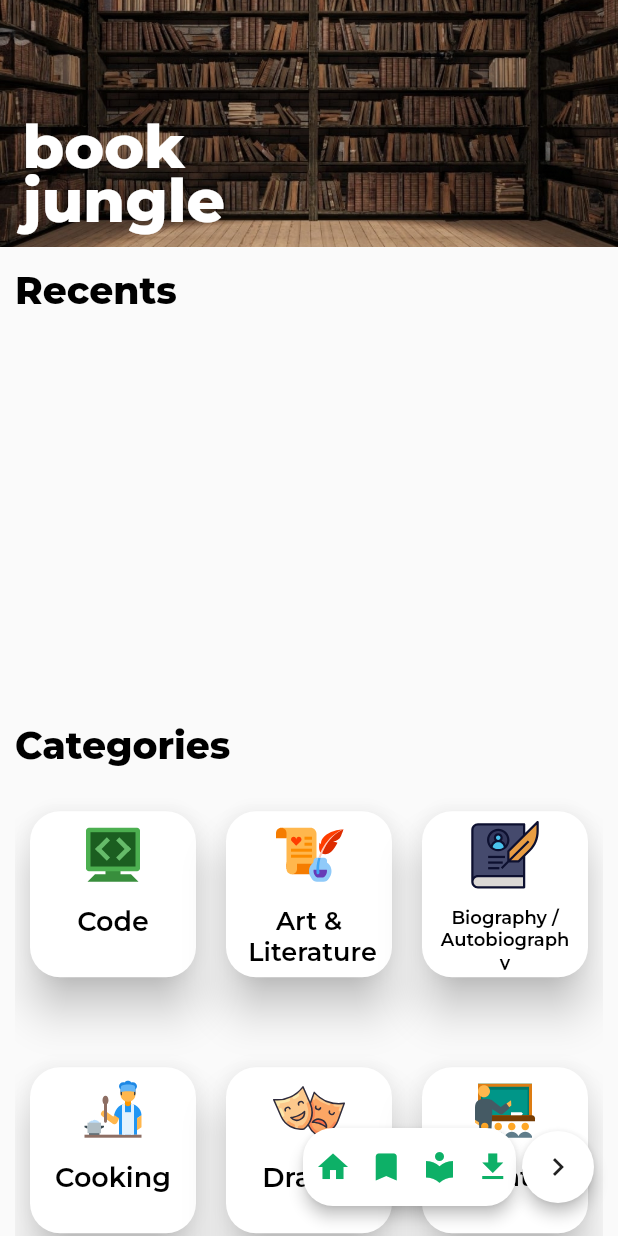
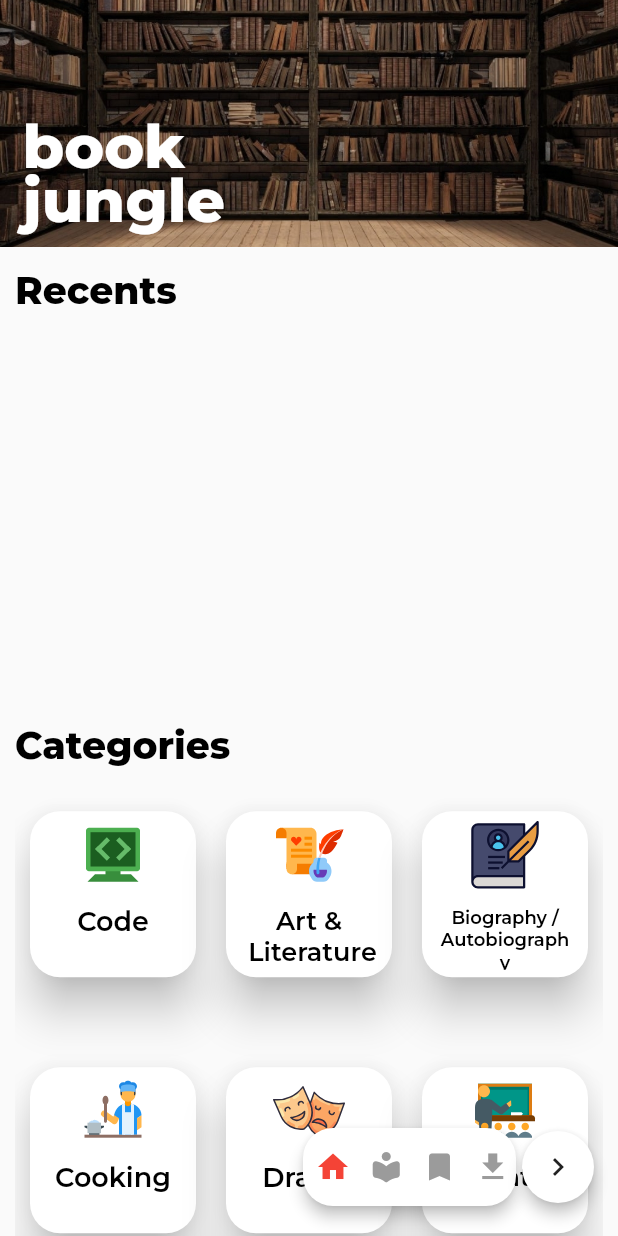
Before and after one commit to m67uzair/book_app_flutter, a Flutter app: the screen it shows once a user with an empty profile is signed in, after a tap on the "keyboard arrow left" icon, on a phone screen of 412 x 824 dp. Run offline on Flutter 3.47's test engine with Material 2 defaults, Android fonts, the phone set to English and light mode, and no system bars; drawn by our look-alikes of auto_size_text; our stand-ins replace cloud_firestore, dio, firebase_auth, firebase_core, flutter_local_notifications, flutter_svg and 5 more; accounts and stored records are empty; network calls fail.

Commit message:
create and resolve complete floatingBottomNavigationBar functionality

```diff
--- a/lib/main.dart
+++ b/lib/main.dart
@@ -3,9 +3,11 @@ import 'package:e_book/auth_page.dart';
 import 'package:e_book/controller/api_controller.dart';
 import 'package:e_book/providers/auth_provider.dart';
 import 'package:e_book/providers/firebase_provider.dart';
+import 'package:e_book/providers/navigation_provider.dart';
 import 'package:e_book/views/books_screen.dart';
 import 'package:e_book/views/downloads_screen.dart';
 import 'package:e_book/views/home_screen.dart';
+import 'package:e_book/views/main_screen.dart';
 import 'package:e_book/views/saved_books_screen.dart';
 import 'package:firebase_auth/firebase_auth.dart';
 import 'package:flutter/material.dart';
@@ -47,6 +49,9 @@ class MyApp extends StatelessWidget {
         ),
         ChangeNotifierProvider(
           create: (_) => SavedBooksProvider(firebaseFirestore: FirebaseFirestore.instance, prefs: prefs),
+        ),
+        ChangeNotifierProvider(
+          create: (_) => NavigationProvider(),
         )
       ],
       child: MaterialApp(
@@ -63,7 +68,7 @@ class MyApp extends StatelessWidget {
                   if (snapshot.connectionState == ConnectionState.waiting) {
                     return const Center(child: CircularProgressIndicator());
                   } else if (snapshot.hasData) {
-                    return const HomeScreen();
+                    return const MainScreen();
                   } else {
                     return const AuthPage();
                   }
--- /dev/null
+++ b/lib/providers/navigation_provider.dart
@@ -0,0 +1,32 @@
+import 'package:e_book/views/home_screen.dart';
+import 'package:flutter/material.dart';
+
+class NavigationProvider extends ChangeNotifier {
+  final List<String> _screenStack = [HomeScreen.routeName];
+  bool _isExpanded = true;
+
+  List<String> get screenStack => _screenStack;
+
+  bool get isExpanded => _isExpanded;
+
+  void toggleIsExpanded() {
+    _isExpanded = !_isExpanded;
+    notifyListeners();
+  }
+
+  void navigateToScreen(String routeName) {
+    if (_screenStack.contains(routeName)) {
+      _screenStack.remove(routeName);
+    }
+    _screenStack.add(routeName);
+    notifyListeners();
+  }
+
+  bool navigateBack() {
+    if (_screenStack.length > 1) {
+      _screenStack.removeLast();
+      notifyListeners();
+    }
+    return true;
+  }
+}
--- a/lib/views/books_screen.dart
+++ b/lib/views/books_screen.dart
@@ -38,8 +38,8 @@ class _BookScreenState extends State<BookScreen> {
   @override
   Widget build(BuildContext context) {
     return Scaffold(
-      floatingActionButton: const FloatingNavigationBar(currentRoute: BookScreen.routeName),
-      floatingActionButtonLocation: FloatingActionButtonLocation.endFloat,
+   /*   floatingActionButton: const FloatingNavigationBar(currentRoute: BookScreen.routeName),
+      floatingActionButtonLocation: FloatingActionButtonLocation.endFloat,*/
       body: Column(
         children: [
           const ImageAppBar(title: "Art & Entertainment"),
--- a/lib/views/downloads_screen.dart
+++ b/lib/views/downloads_screen.dart
@@ -37,8 +37,8 @@ class _DownloadsScreenState extends State<DownloadsScreen> {
   @override
   Widget build(BuildContext context) {
     return Scaffold(
-      floatingActionButton: const FloatingNavigationBar(currentRoute: DownloadsScreen.routeName),
-      floatingActionButtonLocation: FloatingActionButtonLocation.endFloat,
+/*      floatingActionButton: const FloatingNavigationBar(currentRoute: DownloadsScreen.routeName),
+      floatingActionButtonLocation: FloatingActionButtonLocation.endFloat,*/
       body: Column(
         children: [
           const ImageAppBar(title: "Downloads"),
--- a/lib/views/home_screen.dart
+++ b/lib/views/home_screen.dart
@@ -2,7 +2,6 @@ import 'package:auto_size_text/auto_size_text.dart';
 import 'package:e_book/constants/style_constants.dart';
 import 'package:e_book/controller/api_controller.dart';
 import 'package:e_book/models/book_model.dart';
-import 'package:e_book/widgets/floating_navigation_bar.dart';
 import 'package:flutter/material.dart';
 
 import 'package:flutter/services.dart';
@@ -44,8 +43,8 @@ class _HomeScreenState extends State<HomeScreen> {
     return AnnotatedRegion(
         value: const SystemUiOverlayStyle(statusBarColor: Colors.transparent),
         child: Scaffold(
-          floatingActionButton: const FloatingNavigationBar(currentRoute: HomeScreen.routeName),
-          floatingActionButtonLocation: FloatingActionButtonLocation.endFloat,
+          // floatingActionButton:  FloatingNavigationBar(currentRoute: HomeScreen.routeName),
+          // floatingActionButtonLocation: FloatingActionButtonLocation.endFloat,
           body: Column(
             children: [
               Stack(children: [
--- /dev/null
+++ b/lib/views/main_screen.dart
@@ -0,0 +1,55 @@
+import 'package:e_book/widgets/floating_navigation_bar.dart';
+import 'package:flutter/material.dart';
+
+import 'books_screen.dart';
+import 'downloads_screen.dart';
+import 'home_screen.dart';
+import 'saved_books_screen.dart';
+
+class MainScreen extends StatefulWidget {
+  const MainScreen({Key? key}) : super(key: key);
+
+  @override
+  State<MainScreen> createState() => _MainScreenState();
+}
+
+class _MainScreenState extends State<MainScreen> {
+  int _selectedIndex = 0;
+
+  void onItemTapped(int index) {
+    setState(() {
+      _selectedIndex = index;
+    });
+  }
+
+  static List<Widget> navigationWidgets = [
+    const HomeScreen(),
+    const BookScreen(),
+    const SavedBooksScreen(),
+    const DownloadsScreen(),
+  ];
+
+  static List<NavBarButton> navBarButtons = [
+    NavBarButton(iconData: Icons.home, label: "Home"),
+    NavBarButton(iconData: Icons.local_library_rounded, label: "Shop"),
+    NavBarButton(iconData: Icons.bookmark, label: "My Cart"),
+    NavBarButton(iconData: Icons.download, label: "Favorites"),
+  ];
+
+  @override
+  Widget build(BuildContext context) {
+    return Scaffold(
+      floatingActionButton: FloatingNavigationBar(
+        navBarButtons: navBarButtons,
+        currentIndex: _selectedIndex,
+        onItemTapped: onItemTapped,
+        selectedItemColor: Colors.red,
+        unSelectedItemColor: const Color(0xFF9B9B9B),
+      ),
+      body: IndexedStack(
+        index: _selectedIndex,
+        children: navigationWidgets,
+      ),
+    );
+  }
+}
--- a/lib/views/saved_books_screen.dart
+++ b/lib/views/saved_books_screen.dart
@@ -25,9 +25,9 @@ class _SavedBooksScreenState extends State<SavedBooksScreen> {
 
   @override
   void initState() {
+    super.initState();
     savedBooksProvider = Provider.of<SavedBooksProvider>(context, listen: false);
     WidgetsBinding.instance.addPostFrameCallback((_) => scrollToTop());
-    super.initState();
   }
 
   @override
@@ -39,8 +39,8 @@ class _SavedBooksScreenState extends State<SavedBooksScreen> {
   @override
   Widget build(BuildContext context) {
     return Scaffold(
-      floatingActionButton: const FloatingNavigationBar(currentRoute: SavedBooksScreen.routeName),
-      floatingActionButtonLocation: FloatingActionButtonLocation.endFloat,
+/*      floatingActionButton: const FloatingNavigationBar(currentRoute: SavedBooksScreen.routeName),
+      floatingActionButtonLocation: FloatingActionButtonLocation.endFloat,*/
       body: Column(
         children: [
           const ImageAppBar(title: "Saved Books"),
--- a/lib/widgets/floating_navigation_bar.dart
+++ b/lib/widgets/floating_navigation_bar.dart
@@ -6,10 +6,34 @@ import 'package:e_book/views/home_screen.dart';
 import 'package:e_book/views/saved_books_screen.dart';
 import 'package:flutter/material.dart';
 
+class NavBarButton extends BottomNavigationBarItem {
+  final IconData iconData;
+  final String label;
+
+  NavBarButton({
+    required this.iconData,
+    required this.label,
+  }) : super(
+          icon: Icon(iconData),
+          label: label,
+        );
+}
+
 class FloatingNavigationBar extends StatefulWidget {
-  final String currentRoute;
+  final List<NavBarButton> navBarButtons;
+  final int currentIndex;
+  final Function(int) onItemTapped;
+  final Color selectedItemColor;
+  final Color unSelectedItemColor;
 
-  const FloatingNavigationBar({Key? key, required this.currentRoute}) : super(key: key);
+  const FloatingNavigationBar({
+    Key? key,
+    required this.navBarButtons,
+    required this.currentIndex,
+    required this.onItemTapped,
+    required this.selectedItemColor,
+    required this.unSelectedItemColor,
+  }) : super(key: key);
 
   @override
   State<FloatingNavigationBar> createState() => _FloatingNavigationBarState();
@@ -23,6 +47,7 @@ class _FloatingNavigationBarState extends State<FloatingNavigationBar> {
     final height = min(MediaQuery.of(context).size.height * 0.09, 60.0);
     final width =
         min(isExpanded ? MediaQuery.of(context).size.width * 0.6 : MediaQuery.of(context).size.width * 0.2, 200.0);
+
     return Row(
       mainAxisSize: MainAxisSize.min,
       children: [
@@ -39,30 +64,16 @@ class _FloatingNavigationBarState extends State<FloatingNavigationBar> {
             elevation: 4,
             child: Row(
               children: [
-                Expanded(
-                    child: NavbarButton(
-                  icon: Icons.home,
-                  route: HomeScreen.routeName,
-                  currentRoute: widget.currentRoute,
-                )),
-                Expanded(
-                    child: NavbarButton(
-                  icon: Icons.bookmark,
-                  route: SavedBooksScreen.routeName,
-                  currentRoute: widget.currentRoute,
-                )),
-                Expanded(
-                    child: NavbarButton(
-                  icon: Icons.local_library_sharp,
-                  route: BookScreen.routeName,
-                  currentRoute: widget.currentRoute,
-                )),
-                Expanded(
-                    child: NavbarButton(
-                  icon: Icons.download,
-                  route: DownloadsScreen.routeName,
-                  currentRoute: widget.currentRoute,
-                )),
+                for (var i = 0; i < widget.navBarButtons.length; i++)
+                  Expanded(
+                    child: IconButton(
+                      icon: widget.navBarButtons[i].icon,
+                      color: i == widget.currentIndex ? widget.selectedItemColor : widget.unSelectedItemColor,
+                      onPressed: () {
+                        widget.onItemTapped(i);
+                      },
+                    ),
+                  ),
               ],
             ),
           ),
@@ -93,24 +104,3 @@ class _FloatingNavigationBarState extends State<FloatingNavigationBar> {
     );
   }
 }
-
-class NavbarButton extends StatelessWidget {
-  final IconData icon;
-
-  final String route;
-  final String currentRoute;
-
-  NavbarButton({required this.icon, required this.route, required this.currentRoute});
-
-  @override
-  Widget build(BuildContext context) {
-    return IconButton(
-      icon: Icon(icon),
-      color: Color(0xff0DB067),
-      onPressed: () {
-        if (currentRoute == route) return;
-        Navigator.of(context).pushReplacementNamed(route);
-      },
-    );
-  }
-}
```
